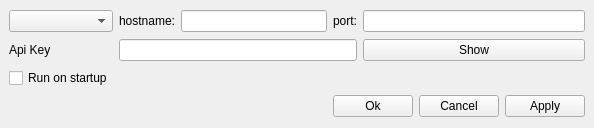
First picture: the form in ClientDownloadGuard/SettingsWindow.ui, repository Luminatione/ClientDownloadGuard, before the edit.
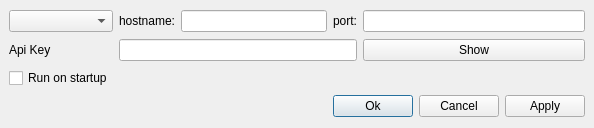
Second picture: the form after the edit.

What changed in the file:
```diff
--- a/ClientDownloadGuard/SettingsWindow.ui
+++ b/ClientDownloadGuard/SettingsWindow.ui
@@ -96,6 +96,9 @@
         <property name="text">
          <string>Ok</string>
         </property>
+        <property name="default">
+         <bool>true</bool>
+        </property>
        </widget>
       </item>
       <item>
```
Left out of the diff: 17 changed lines with no effect on the pictures.
